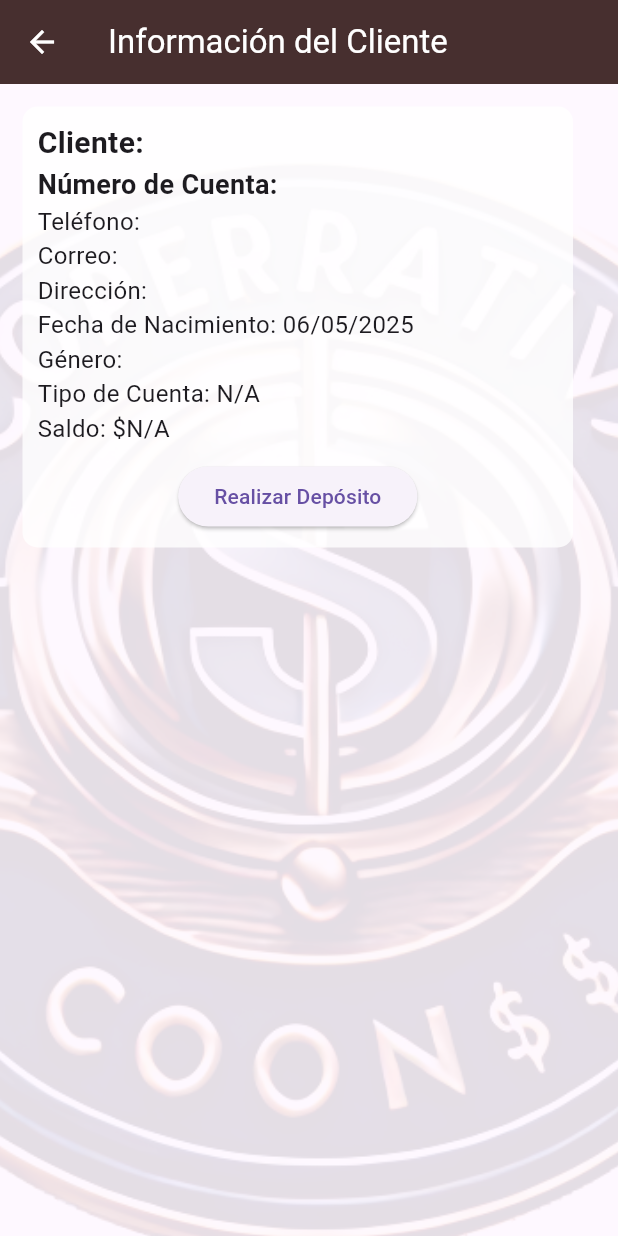
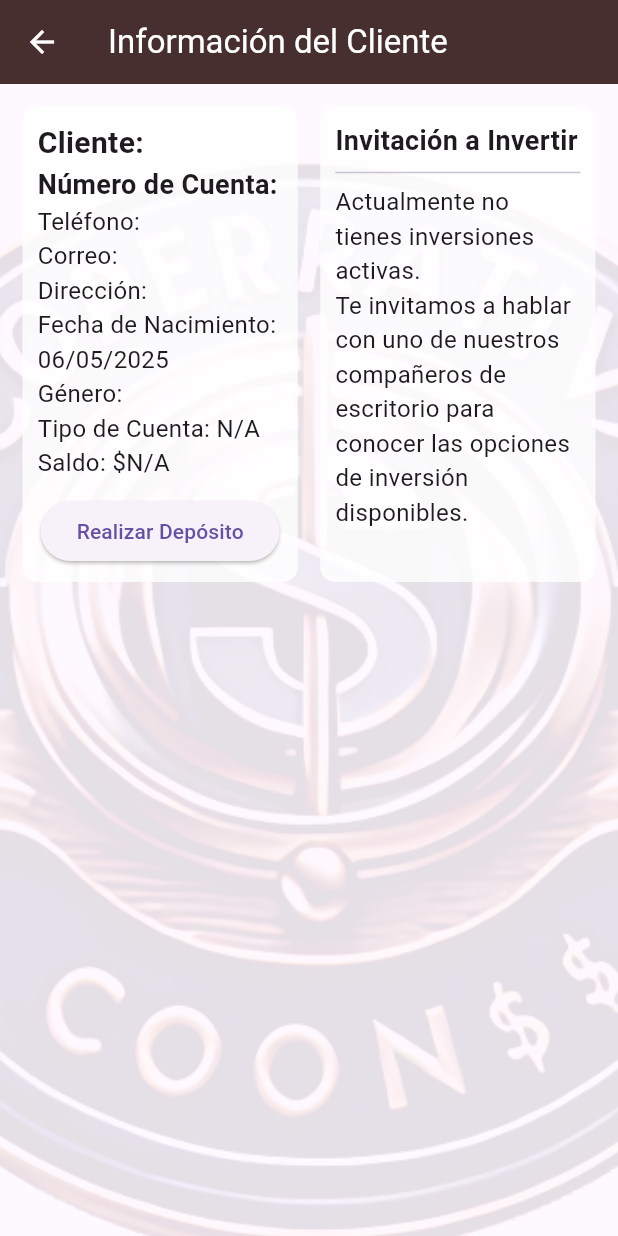
Before and after one commit to Falzo186/aplicacionbancaria, a Flutter app: the VistaVentanilla2 screen opened directly with empty values, on a phone screen of 412 x 824 dp. Run offline on Flutter 3.47's test engine with Material 3 defaults, Android fonts, the phone set to English and light mode, and no system bars; our stand-ins replace audioplayers, dropdown_button2, fl_chart, flutter_animate, flutter_local_notifications, google_fonts and 1 more; missing offline and left inert: postgrest, window_size; accounts and stored records are empty.

Commit message:
Modulo7.4

```diff
--- a/lib/Vista/Vista_DatosCliente.dart
+++ b/lib/Vista/Vista_DatosCliente.dart
@@ -49,7 +49,7 @@ class _VistaDatosClienteState extends State<VistaDatosCliente> {
       inversiones = await controlador.buscarInversionesPorCuenta(
         widget.cliente.numeroCuenta,
       );
-      transferencias = await controlador.obtenerTransferencias();
+      transferencias = await controlador.obtenerTransferenciasPorCuenta(widget.cliente.numeroCuenta);
 
       fechaApertura =
           (await controlador.obtenerFechaApertura(
@@ -105,7 +105,7 @@ class _VistaDatosClienteState extends State<VistaDatosCliente> {
             transferencias
                 .where(
                   (transferencia) =>
-                      transferencia.numeroCuentaOrigen ==
+                      transferencia.numeroCuenta ==
                       widget.cliente.numeroCuenta,
                 )
                 .toList();
--- a/lib/Vista/Vista_ReporteSeguro.dart
+++ b/lib/Vista/Vista_ReporteSeguro.dart
@@ -196,6 +196,10 @@ class _VistaReporteSegurosState extends State<VistaReporteSeguros> {
                                       setState(() {
                                         reporteSeleccionado!.estado = "Aprobada";
                                         controlador.actualizarEstadoReporte(reporteSeleccionado!.idSolicitud, "Aprobada");
+                                        // Actualizar estadística
+
+                                        controlador.realizarSeguro(seguroSeleccionado!.numeroPoliza, clienteSeleccionado!.numeroCuenta);
+                                        controlador.actualizarEstadoReporte(reporteSeleccionado!.idSolicitud, "Aprobada");
                                         _actualizarEstadistica(reporteSeleccionado!.usuarioId, "Aprobada");
                                       });
                                       ScaffoldMessenger.of(context).showSnackBar(
--- a/lib/Vista/Vista_Ventanilla2.dart
+++ b/lib/Vista/Vista_Ventanilla2.dart
@@ -11,6 +11,7 @@ import '../Modelo/Cliente.dart';
 import '../Modelo/CuentaCliente.dart';
 import '../Modelo/CuentaCredito.dart';
 import '../Modelo/Prestamo.dart';
+import '../Modelo/Transferencia.dart';
 
 class VistaVentanilla2 extends StatefulWidget {
   final Cliente cliente;
@@ -39,6 +40,10 @@ class _VistaVentanillaState extends State<VistaVentanilla2> {
 
   Future<void> _cargarDatosCliente() async {
     // Buscar la cuenta del cliente (esto siempre debe existir)
+    print("tiene credito: ${widget.cliente.tieneCredito}");
+    print("tiene prestamo: ${widget.cliente.tienePrestamo}");
+    print("tiene seguro: ${widget.cliente.tieneSeguro}");
+
     cuentaCliente = await controlador.buscarCuentaCliente(
       widget.cliente.numeroCuenta,
     );
@@ -101,8 +106,8 @@ class _VistaVentanillaState extends State<VistaVentanilla2> {
               ), // Ruta de la imagen del logo
               fit: BoxFit.cover,
               colorFilter: ColorFilter.mode(
-                Colors.white.withOpacity(
-                  0.10,
+                Colors.white.withAlpha(
+                  (0.10 * 255).toInt(),
                 ), // Ajusta la opacidad según sea necesario
                 BlendMode.dstATop,
               ),
@@ -122,7 +127,7 @@ class _VistaVentanillaState extends State<VistaVentanilla2> {
                     Expanded(
                       child: Container(
                         decoration: BoxDecoration(
-                          color: Colors.white.withOpacity(0.8),
+                          color: Colors.white.withAlpha((0.8 * 255).toInt()),
                           borderRadius: BorderRadius.circular(10),
                         ),
                         padding: const EdgeInsets.all(10),
@@ -185,8 +190,7 @@ class _VistaVentanillaState extends State<VistaVentanilla2> {
                         ),
                       ),
                     ),
-                    SizedBox(width: 15),
-                    if (cuentaCredito != null)
+                    const SizedBox(width: 15),
                     Expanded(
                       child: Container(
                         decoration: BoxDecoration(
@@ -197,15 +201,17 @@ class _VistaVentanillaState extends State<VistaVentanilla2> {
                         child: Column(
                           crossAxisAlignment: CrossAxisAlignment.start,
                           children: [
-                              if (inversion != null) ...[
                             Text(
-                                  'Información de Inversión',
+                              inversion != null
+                                  ? 'Información de Inversión'
+                                  : 'Invitación a Invertir',
                               style: const TextStyle(
                                 fontSize: 18,
                                 fontWeight: FontWeight.bold,
                               ),
                             ),
                             const Divider(),
+                            if (inversion != null) ...[
                               Text(
                                 'Número de Inversión: ${inversion!.numeroInversion}',
                                 style: const TextStyle(fontSize: 16),
@@ -234,21 +240,12 @@ class _VistaVentanillaState extends State<VistaVentanilla2> {
                                 'Estado: ${inversion!.estado}',
                                 style: TextStyle(
                                   fontSize: 16,
-                                    color:
-                                        inversion!.estado == 'Activa'
+                                  color: inversion!.estado == 'Activa'
                                       ? Colors.green
                                       : Colors.red,
                                 ),
                               ),
                             ] else ...[
-                                Text(
-                                  'Invitación a Invertir',
-                                  style: const TextStyle(
-                                    fontSize: 18,
-                                    fontWeight: FontWeight.bold,
-                                  ),
-                                ),
-                                const Divider(),
                               Text(
                                 'Actualmente no tienes inversiones activas.',
                                 style: const TextStyle(fontSize: 16),
@@ -305,13 +302,11 @@ class _VistaVentanillaState extends State<VistaVentanilla2> {
                                   'Monto Total: \$${prestamo!.monto.toStringAsFixed(2)}',
                                   style: const TextStyle(fontSize: 16),
                                 ),
-
                                 Text(
                                   'Estado: ${prestamo!.estado}',
                                   style: TextStyle(
                                     fontSize: 16,
-                                    color:
-                                        prestamo!.estado == 'Pagado'
+                                    color: prestamo!.estado == 'Pagado'
                                         ? Colors.green
                                         : Colors.red,
                                   ),
@@ -325,7 +320,7 @@ class _VistaVentanillaState extends State<VistaVentanilla2> {
                                   style: const TextStyle(fontSize: 16),
                                 ),
                                 Text(
-                                  'Pago Mínimo: \$${prestamo!.pagoMinimo?.toStringAsFixed(2)}',
+                                  'Pago Mínimo: \$${prestamo!.pagoMinimo.toStringAsFixed(2)}',
                                   style: const TextStyle(fontSize: 16),
                                 ),
                                 Text(
@@ -335,8 +330,7 @@ class _VistaVentanillaState extends State<VistaVentanilla2> {
                                 const Spacer(),
                                 Align(
                                   child: ElevatedButton(
-                                    onPressed:
-                                        () =>
+                                    onPressed: () =>
                                         _mostrarPagoPrestamoDialog(context),
                                     child: const Text('Pagar Crédito/Préstamo'),
                                   ),
@@ -374,11 +368,11 @@ class _VistaVentanillaState extends State<VistaVentanilla2> {
                                   style: const TextStyle(fontSize: 16),
                                 ),
                                 Text(
-                                  'Fecha de Vencimiento: ${_formatDate(seguro!.fechaVencimiento)},Estado: ${seguro!.estado}',
+                                  'Fecha de Vencimiento: ${_formatDate(seguro!.fechaVencimiento)}, Estado: ${seguro!.estado}',
                                   style: const TextStyle(fontSize: 16),
                                 ),
                                 Text(
-                                  'Meses Totales: ${seguro!.meses} ,Pagos Realizados: ${seguro!.pagosRealizados}',
+                                  'Meses Totales: ${seguro!.meses}, Pagos Realizados: ${seguro!.pagosRealizados}',
                                   style: const TextStyle(fontSize: 16),
                                 ),
                                 Text(
@@ -592,8 +586,25 @@ class _VistaVentanillaState extends State<VistaVentanilla2> {
                     cuentaCliente!.saldo += monto;
                   });
 
-                  // Guardar el nuevo saldo en la base de datos
+                  // Crear una transferencia de tipo "Depósito"
+                  Transferencia transferencia = Transferencia(
+                    numeroCuenta: cuentaCliente!.numeroCuenta,
+                    numeroTransferencia: DateTime.now()
+                        .millisecondsSinceEpoch
+                        .toString(), // Generar un ID único
+                    numeroCuentaOrigen: "Banco",
+                    numeroCuentaDestino: cuentaCliente!.numeroCuenta,
+                    monto: monto,
+                    fechaTransferencia: DateTime.now(),
+                    tipoTransferencia: "Depósito",
+                    estado: "Exitosa",
+                    referencia: "Depósito realizado en ventanilla",
+                    nombreDestinatario: widget.cliente.nombreCompleto,
+                  );
+
+                  // Guardar el nuevo saldo y la transferencia en la base de datos
                   await controlador.actualizarCuentaCliente(cuentaCliente!);
+                  await controlador.guardarTransferencia(transferencia);
 
                   Navigator.pop(context); // Close the deposit dialog
                   showDialog(
@@ -635,6 +646,9 @@ class _VistaVentanillaState extends State<VistaVentanilla2> {
       },
     );
   }
+
+
+
 
   void _pagarSeguro(BuildContext context) {
     int diasDiferencia = DateTime.now().difference(seguro!.fechaPago).inDays;
```
Also changed, not shown: lib/Controlador/Controlador_DatosCliente.dart (+50 -28 lines), lib/Controlador/Controlador_Reportes.dart (+36 -0 lines). Lines whose indentation alone changed are shown as unchanged.
